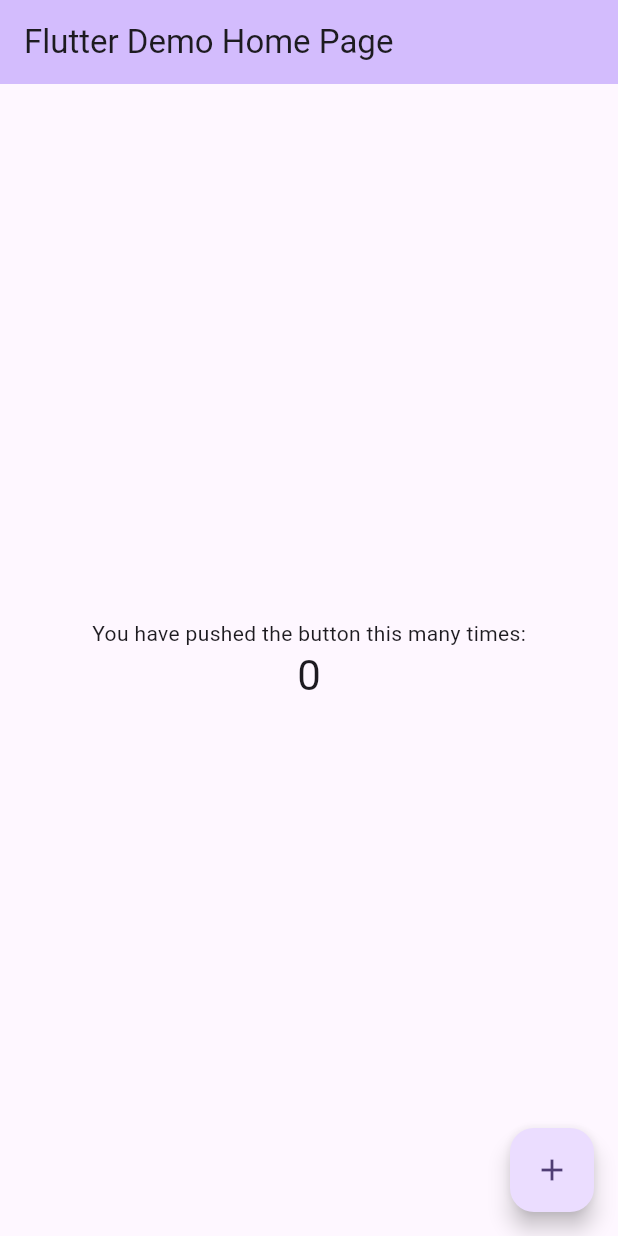
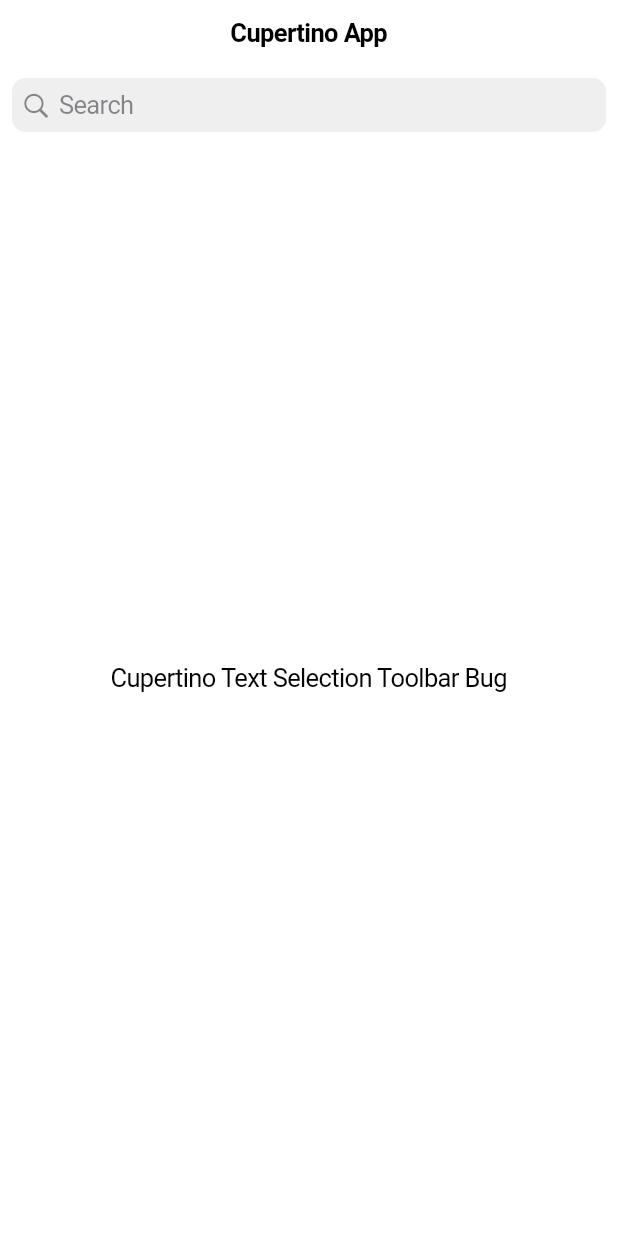
Before and after one commit to ricardoboss/cupertino_selection_bug, a Flutter app: the screen it shows after launch, on a phone screen of 412 x 824 dp. Run offline on Flutter 3.47's test engine with Material 3 defaults, Android fonts, the phone set to English and light mode, and no system bars.

Commit message:
Minimal example to reproduce the bug

```diff
--- a/lib/main.dart
+++ b/lib/main.dart
@@ -1,4 +1,4 @@
-import 'package:flutter/material.dart';
+import 'package:flutter/cupertino.dart';
 
 void main() {
   runApp(const MyApp());
@@ -7,119 +7,38 @@ void main() {
 class MyApp extends StatelessWidget {
   const MyApp({super.key});
 
-  // This widget is the root of your application.
   @override
   Widget build(BuildContext context) {
-    return MaterialApp(
-      title: 'Flutter Demo',
-      theme: ThemeData(
-        // This is the theme of your application.
-        //
-        // TRY THIS: Try running your application with "flutter run". You'll see
-        // the application has a purple toolbar. Then, without quitting the app,
-        // try changing the seedColor in the colorScheme below to Colors.green
-        // and then invoke "hot reload" (save your changes or press the "hot
-        // reload" button in a Flutter-supported IDE, or press "r" if you used
-        // the command line to start the app).
-        //
-        // Notice that the counter didn't reset back to zero; the application
-        // state is not lost during the reload. To reset the state, use hot
-        // restart instead.
-        //
-        // This works for code too, not just values: Most code changes can be
-        // tested with just a hot reload.
-        colorScheme: ColorScheme.fromSeed(seedColor: Colors.deepPurple),
-        useMaterial3: true,
-      ),
-      home: const MyHomePage(title: 'Flutter Demo Home Page'),
+    return const CupertinoApp(
+      home: MyHomePage(),
     );
   }
 }
 
-class MyHomePage extends StatefulWidget {
-  const MyHomePage({super.key, required this.title});
-
-  // This widget is the home page of your application. It is stateful, meaning
-  // that it has a State object (defined below) that contains fields that affect
-  // how it looks.
-
-  // This class is the configuration for the state. It holds the values (in this
-  // case the title) provided by the parent (in this case the App widget) and
-  // used by the build method of the State. Fields in a Widget subclass are
-  // always marked "final".
-
-  final String title;
-
-  @override
-  State<MyHomePage> createState() => _MyHomePageState();
-}
-
-class _MyHomePageState extends State<MyHomePage> {
-  int _counter = 0;
-
-  void _incrementCounter() {
-    setState(() {
-      // This call to setState tells the Flutter framework that something has
-      // changed in this State, which causes it to rerun the build method below
-      // so that the display can reflect the updated values. If we changed
-      // _counter without calling setState(), then the build method would not be
-      // called again, and so nothing would appear to happen.
-      _counter++;
-    });
-  }
+class MyHomePage extends StatelessWidget {
+  const MyHomePage({super.key});
 
   @override
   Widget build(BuildContext context) {
-    // This method is rerun every time setState is called, for instance as done
-    // by the _incrementCounter method above.
-    //
-    // The Flutter framework has been optimized to make rerunning build methods
-    // fast, so that you can just rebuild anything that needs updating rather
-    // than having to individually change instances of widgets.
-    return Scaffold(
-      appBar: AppBar(
-        // TRY THIS: Try changing the color here to a specific color (to
-        // Colors.amber, perhaps?) and trigger a hot reload to see the AppBar
-        // change color while the other colors stay the same.
-        backgroundColor: Theme.of(context).colorScheme.inversePrimary,
-        // Here we take the value from the MyHomePage object that was created by
-        // the App.build method, and use it to set our appbar title.
-        title: Text(widget.title),
+    return const CupertinoPageScaffold(
+      navigationBar: CupertinoNavigationBar(
+        middle: Text('Cupertino App'),
       ),
-      body: Center(
-        // Center is a layout widget. It takes a single child and positions it
-        // in the middle of the parent.
-        child: Column(
-          // Column is also a layout widget. It takes a list of children and
-          // arranges them vertically. By default, it sizes itself to fit its
-          // children horizontally, and tries to be as tall as its parent.
-          //
-          // Column has various properties to control how it sizes itself and
-          // how it positions its children. Here we use mainAxisAlignment to
-          // center the children vertically; the main axis here is the vertical
-          // axis because Columns are vertical (the cross axis would be
-          // horizontal).
-          //
-          // TRY THIS: Invoke "debug painting" (choose the "Toggle Debug Paint"
-          // action in the IDE, or press "p" in the console), to see the
-          // wireframe for each widget.
-          mainAxisAlignment: MainAxisAlignment.center,
-          children: <Widget>[
-            const Text(
-              'You have pushed the button this many times:',
-            ),
-            Text(
-              '$_counter',
-              style: Theme.of(context).textTheme.headlineMedium,
-            ),
-          ],
+      child: SafeArea(
+        child: Padding(
+          padding: EdgeInsets.all(8.0),
+          child: Column(
+            children: [
+              CupertinoSearchTextField(),
+              Expanded(
+                child: Center(
+                  child: Text('Cupertino Text Selection Toolbar Bug'),
+                ),
+              ),
+            ],
+          ),
         ),
       ),
-      floatingActionButton: FloatingActionButton(
-        onPressed: _incrementCounter,
-        tooltip: 'Increment',
-        child: const Icon(Icons.add),
-      ), // This trailing comma makes auto-formatting nicer for build methods.
     );
   }
 }
```
